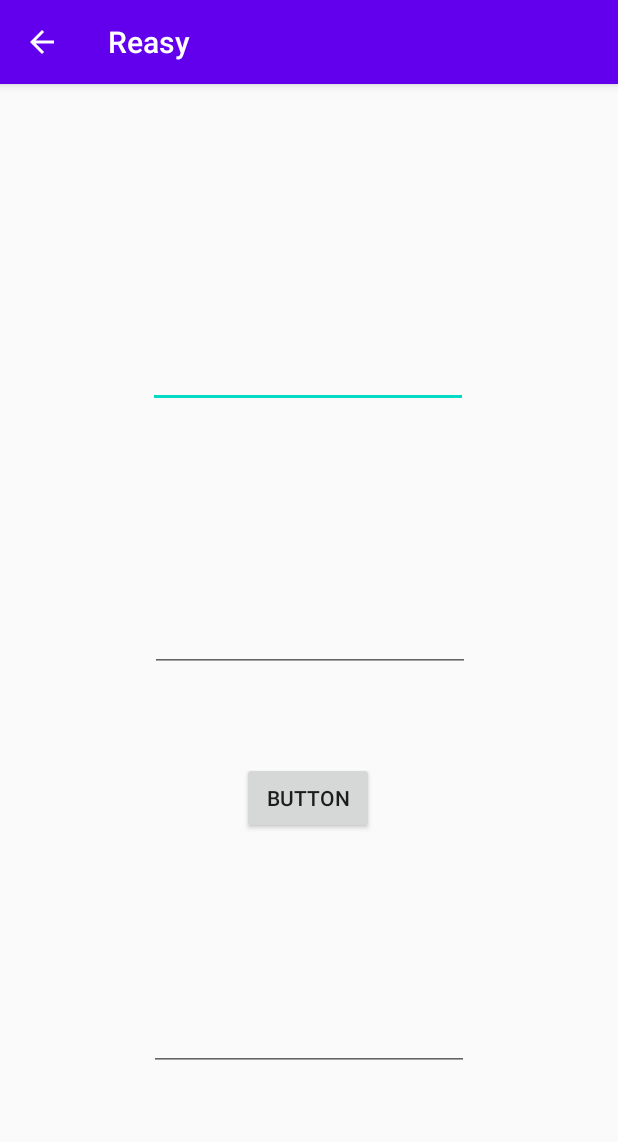
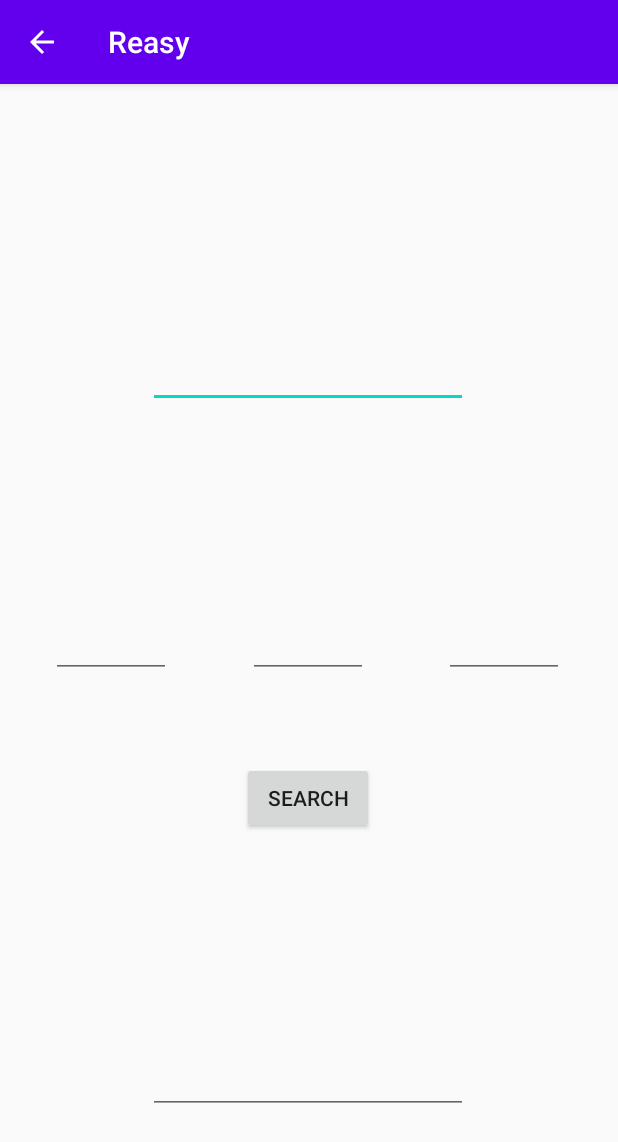
Before and after one commit to Mpooks/reasy, an Android app: the reception_area_page screen opened directly, with no data from a screen before it, on a phone screen of 412 x 824 dp. Shown: the top 1142 px of the screen. Run offline under Robolectric (Android 15) with nearby library versions, the light colour scheme and no system bars; Roboto replaces fonts that are not available here.

Commit message:
update code

```diff
--- a/reasy_android_studio/Reasy/app/src/main/res/layout/activity_main.xml
+++ b/reasy_android_studio/Reasy/app/src/main/res/layout/activity_main.xml
@@ -10,7 +10,7 @@
         android:id="@+id/nextpage"
         android:layout_width="wrap_content"
         android:layout_height="wrap_content"
-        android:text="Button"
+        android:text="Go to Next Page"
         app:layout_constraintBottom_toBottomOf="parent"
         app:layout_constraintEnd_toEndOf="parent"
         app:layout_constraintStart_toStartOf="parent"
--- a/reasy_android_studio/Reasy/app/src/main/res/layout/activity_reception_area_page.xml
+++ b/reasy_android_studio/Reasy/app/src/main/res/layout/activity_reception_area_page.xml
@@ -12,11 +12,12 @@
         android:layout_height="wrap_content"
         android:layout_marginBottom="268dp"
         android:onClick="chooseReceptionArea"
-        android:text="Button"
+        android:text="Search"
         app:layout_constraintBottom_toBottomOf="parent"
         app:layout_constraintEnd_toEndOf="parent"
         app:layout_constraintHorizontal_bias="0.498"
         app:layout_constraintStart_toStartOf="parent" />
+
     <EditText
         android:id="@+id/t1"
         android:layout_width="wrap_content"
@@ -30,21 +31,51 @@
         app:layout_constraintStart_toStartOf="parent"
         app:layout_constraintTop_toTopOf="parent"
         tools:ignore="SpeakableTextPresentCheck" />
+
     <EditText
         android:id="@+id/t2"
-        android:layout_width="wrap_content"
-        android:layout_height="wrap_content"
-        android:layout_marginBottom="60dp"
+        android:layout_width="80dp"
+        android:layout_height="56dp"
+        android:layout_marginBottom="56dp"
         android:ems="10"
         android:inputType="number"
         android:minHeight="48dp"
         app:layout_constraintBottom_toTopOf="@+id/btn1"
         app:layout_constraintEnd_toEndOf="parent"
-        app:layout_constraintHorizontal_bias="0.502"
+        app:layout_constraintHorizontal_bias="0.102"
         app:layout_constraintStart_toStartOf="parent"
         tools:ignore="SpeakableTextPresentCheck" />
+
     <EditText
         android:id="@+id/t3"
+        android:layout_width="80dp"
+        android:layout_height="56dp"
+        android:layout_marginBottom="56dp"
+        android:ems="10"
+        android:inputType="number"
+        android:minHeight="48dp"
+        app:layout_constraintBottom_toTopOf="@+id/btn1"
+        app:layout_constraintEnd_toEndOf="parent"
+        app:layout_constraintHorizontal_bias="0.498"
+        app:layout_constraintStart_toStartOf="parent"
+        tools:ignore="SpeakableTextPresentCheck" />
+
+    <EditText
+        android:id="@+id/t4"
+        android:layout_width="80dp"
+        android:layout_height="56dp"
+        android:layout_marginBottom="56dp"
+        android:ems="10"
+        android:inputType="number"
+        android:minHeight="48dp"
+        app:layout_constraintBottom_toTopOf="@+id/btn1"
+        app:layout_constraintEnd_toEndOf="parent"
+        app:layout_constraintHorizontal_bias="0.891"
+        app:layout_constraintStart_toStartOf="parent"
+        tools:ignore="SpeakableTextPresentCheck" />
+
+    <EditText
+        android:id="@+id/t5"
         android:layout_width="wrap_content"
         android:layout_height="wrap_content"
         android:ems="10"
@@ -52,7 +83,9 @@
         android:minHeight="48dp"
         app:layout_constraintBottom_toBottomOf="parent"
         app:layout_constraintEnd_toEndOf="parent"
+        app:layout_constraintHorizontal_bias="0.497"
         app:layout_constraintStart_toStartOf="parent"
         app:layout_constraintTop_toBottomOf="@+id/btn1"
+        app:layout_constraintVertical_bias="0.631"
         tools:ignore="SpeakableTextPresentCheck" />
 </androidx.constraintlayout.widget.ConstraintLayout>
```
Also changed, not shown: reasy_android_studio/Reasy/app/src/main/java/com/example/reasy/reception_area.java (+9 -5 lines), reasy_android_studio/Reasy/app/src/main/java/com/example/reasy/reception_area_page.java (+35 -5 lines).
